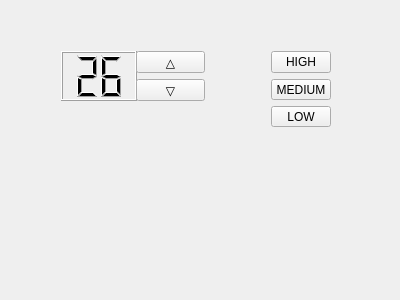
First picture: the form in AirServant/mainwindow.ui, repository Shantom/CentralAirConditioner-AirServant, before the edit.
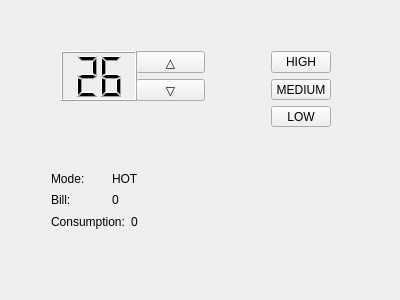
Second picture: the form after the edit.

Commit message: 1. can dispose of packets of bill and mode 2. display them on the mainwindow on time

What changed in the file:
```diff
--- a/AirServant/mainwindow.ui
+++ b/AirServant/mainwindow.ui
@@ -14,7 +14,7 @@
    <string>MainWindow</string>
   </property>
   <widget class="QWidget" name="centralWidget">
-   <widget class="QWidget" name="">
+   <widget class="QWidget" name="layoutWidget">
     <property name="geometry">
      <rect>
       <x>50</x>
@@ -96,7 +96,7 @@
      </item>
     </layout>
    </widget>
-   <widget class="QWidget" name="">
+   <widget class="QWidget" name="layoutWidget">
     <property name="geometry">
      <rect>
       <x>260</x>
@@ -129,15 +129,17 @@
      </item>
     </layout>
    </widget>
-   <widget class="QWidget" name="">
+   <widget class="QWidget" name="layoutWidget">
     <property name="geometry">
      <rect>
-      <x>50</x>
+      <x>40</x>
       <y>160</y>
-      <width>80</width>
-      <height>22</height>
+      <width>137</width>
+      <height>80</height>
      </rect>
     </property>
+    <layout class="QVBoxLayout" name="verticalLayout_3">
+     <item>
     <layout class="QHBoxLayout" name="horizontalLayout_2">
      <item>
       <widget class="QLabel" name="label">
@@ -149,21 +151,50 @@
      <item>
       <widget class="QLabel" name="label_mode">
        <property name="text">
-        <string>N/A</string>
+          <string>HOT</string>
        </property>
       </widget>
      </item>
     </layout>
-   </widget>
-   <zorder>pushButton_down</zorder>
-   <zorder>pushButton_down</zorder>
-   <zorder>pushButton_up</zorder>
-   <zorder>pushButton</zorder>
-   <zorder>pushButton_2</zorder>
-   <zorder>pushButton_3</zorder>
-   <zorder>label</zorder>
-   <zorder>label_mode</zorder>
-   <zorder>label</zorder>
+     </item>
+     <item>
+      <layout class="QHBoxLayout" name="horizontalLayout_3">
+       <item>
+        <widget class="QLabel" name="label_2">
+         <property name="text">
+          <string>Bill:</string>
+         </property>
+        </widget>
+       </item>
+       <item>
+        <widget class="QLabel" name="label_bill">
+         <property name="text">
+          <string>0</string>
+         </property>
+        </widget>
+       </item>
+      </layout>
+     </item>
+     <item>
+      <layout class="QHBoxLayout" name="horizontalLayout_4">
+       <item>
+        <widget class="QLabel" name="label_3">
+         <property name="text">
+          <string>Consumption:</string>
+         </property>
+        </widget>
+       </item>
+       <item>
+        <widget class="QLabel" name="label_consumption">
+         <property name="text">
+          <string>0</string>
+         </property>
+        </widget>
+       </item>
+      </layout>
+     </item>
+    </layout>
+   </widget>
   </widget>
  </widget>
  <layoutdefault spacing="6" margin="11"/>
```
Lines whose indentation alone changed are shown as unchanged. The commit also changes 11 other files.
